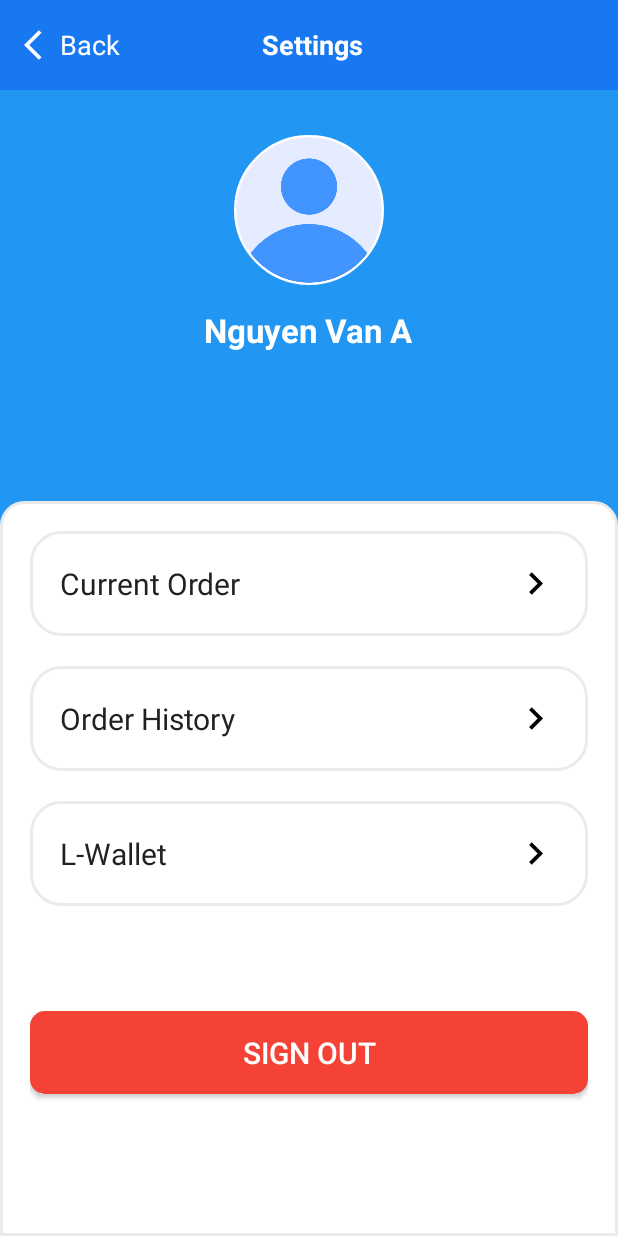
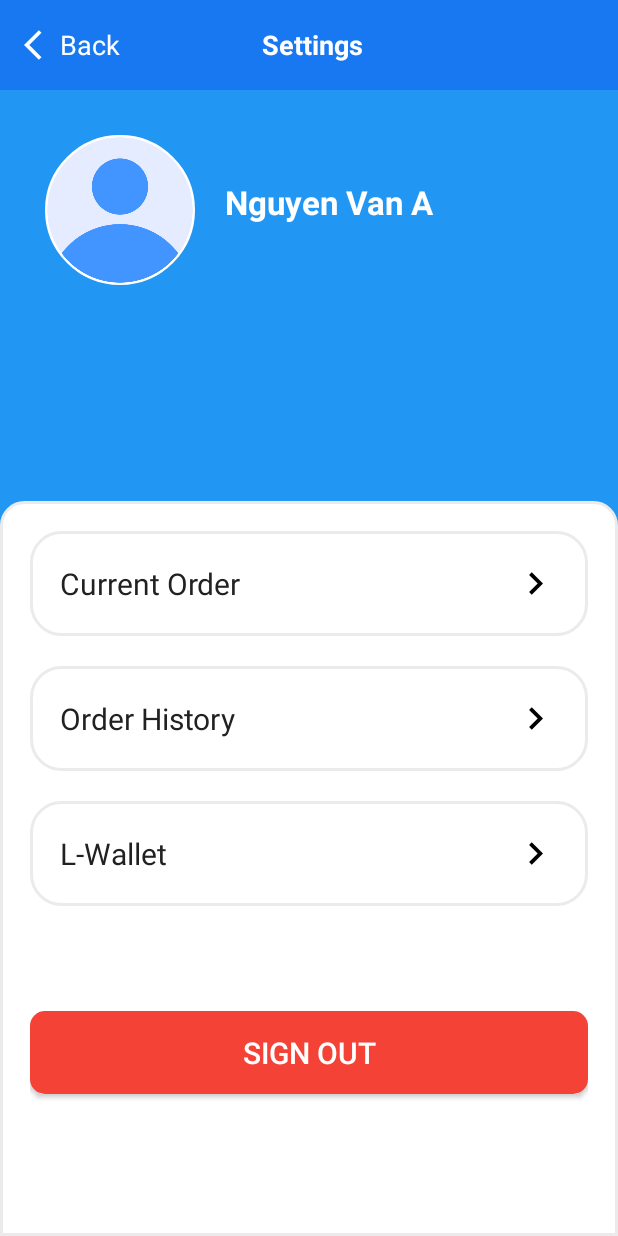
Before and after one commit to quanhspdz/Lightning, an Android app: the SettingActivity screen opened directly, with no data from a screen before it, on a phone screen of 412 x 824 dp. Run offline under Robolectric (Android 15) with nearby library versions, the phone set to English and light mode, and no system bars; our stand-ins replace CircleImageView, Firebase (no records; nobody signed in at launch, a user with empty details on screens opened directly), Picasso; pictures from the network do not load.

Commit message:
adjust setting-layout

```diff
--- a/app/src/main/res/layout/activity_setting.xml
+++ b/app/src/main/res/layout/activity_setting.xml
@@ -55,7 +55,7 @@
         android:background="@drawable/circle_image_background"
         android:layout_below="@id/toolBar"
         android:layout_marginTop="30dp"
-        android:layout_centerHorizontal="true"
+        android:layout_marginStart="30dp"
         android:src="@drawable/user_blue"
         android:id="@+id/img_profile"/>
 
@@ -63,12 +63,13 @@
         android:layout_width="wrap_content"
         android:layout_height="wrap_content"
         android:text="Nguyen Van A"
-        android:layout_below="@id/img_profile"
-        android:layout_centerHorizontal="true"
+        android:layout_below="@id/toolBar"
+        android:layout_toEndOf="@id/img_profile"
         android:textStyle="bold"
         android:textSize="22sp"
+        android:layout_marginStart="20dp"
         android:textColor="@color/white"
-        android:layout_marginTop="15dp"
+        android:layout_marginTop="60dp"
         android:id="@+id/text_userName"/>
 
     <RelativeLayout
```
